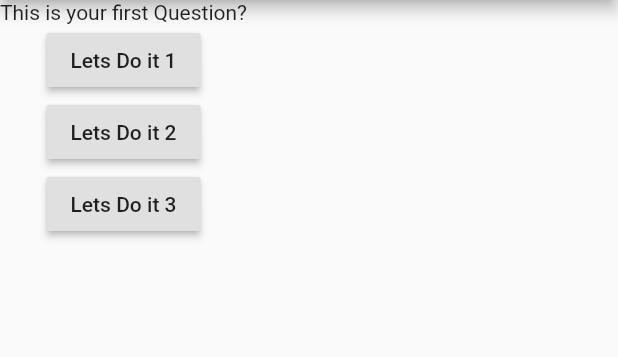
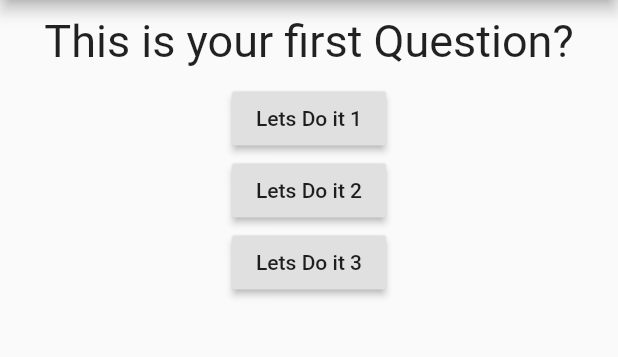
Before and after one commit to furqanullah717/flutter_training, a Flutter app: the screen it shows after launch, on a phone screen of 412 x 824 dp, the part 84-441 px from its top. Run offline on Flutter 3.47's test engine with Material 2 defaults, Android fonts, the phone set to English and light mode, and no system bars.

Commit message:
Day1 : Styling

```diff
--- a/lib/main.dart
+++ b/lib/main.dart
@@ -1,4 +1,5 @@
 import 'package:flutter/material.dart';
+import 'package:flutter_demo/question.dart';
 
 void main() {
   runApp(MyApplication());
@@ -54,7 +55,7 @@ class MyApplicationState extends State<MyApplication> {
         ),
         body: Column(
           children: <Widget>[
-            Text(questions.elementAt(index)),
+            Question(questions.elementAt(index)),
             RaisedButton(
               child: Text("Lets Do it 1"),
               onPressed: btn1Clicked,
--- /dev/null
+++ b/lib/question.dart
@@ -0,0 +1,18 @@
+import 'package:flutter/cupertino.dart';
+
+class Question extends StatelessWidget {
+  final String question;
+  Question(this.question);
+
+  @override
+  Widget build(BuildContext context) {
+    return Container(
+        margin: EdgeInsets.all(10),
+        width: double.infinity,
+        child: Text(
+          question,
+          style: TextStyle(fontSize: 30),
+          textAlign: TextAlign.center,
+        ));
+  }
+}
```
